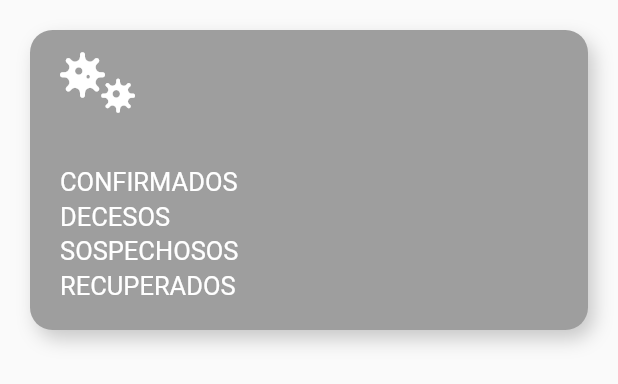
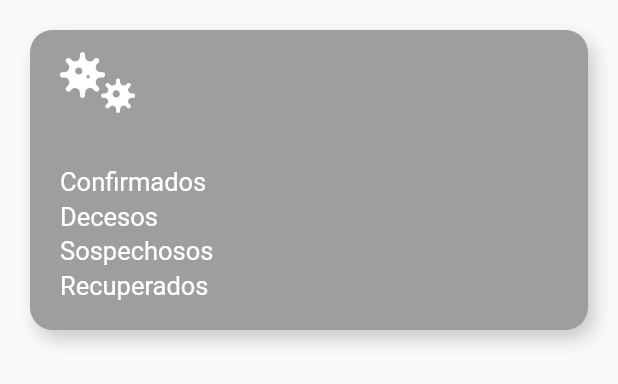
Before and after one commit to MAGIN1104/COV-19, a Flutter app: the Boton widget shown alone on an empty page, opened directly with empty values, on a phone screen of 412 x 824 dp. Shown: the top 384 px of the screen. Run offline on Flutter 3.47's test engine with Material 2 defaults, Android fonts, the phone set to English and light mode, and no system bars; our stand-ins replace font_awesome_flutter; missing offline and left inert: dataclass; network calls fail.

Commit message:
CorreccionesFinales_letras

```diff
--- a/lib/src/widgets/covidDepartament-widgets/boton.dart
+++ b/lib/src/widgets/covidDepartament-widgets/boton.dart
@@ -43,7 +43,7 @@ class Boton extends StatelessWidget {
               mainAxisAlignment: MainAxisAlignment.center,
               children: <Widget>[
                 SizedBox(width: 40,),
-                Expanded(child: Text('CONFIRMADOS', style: TextStyle(color: Colors.white, fontSize: 17.0, ),)),
+                Expanded(child: Text('Confirmados', style: TextStyle(color: Colors.white, fontSize: 17.0, ),)),
                 Expanded(child: Text(confirmados, style: TextStyle(color: Colors.white, fontSize: 20.0, fontWeight: FontWeight.bold),)),
               ],
             ),
@@ -51,7 +51,7 @@ class Boton extends StatelessWidget {
               mainAxisAlignment: MainAxisAlignment.center,
               children: <Widget>[
                 SizedBox(width: 40,),
-                Expanded(child: Text('DECESOS', style: TextStyle(color: Colors.white, fontSize: 17.0, ),)),
+                Expanded(child: Text('Decesos', style: TextStyle(color: Colors.white, fontSize: 17.0, ),)),
                 Expanded(child: Text(decesos, style: TextStyle(color: Colors.white, fontSize: 20.0, fontWeight: FontWeight.bold),)),
               ],
             ),
@@ -59,7 +59,7 @@ class Boton extends StatelessWidget {
               mainAxisAlignment: MainAxisAlignment.center,
               children: <Widget>[
                 SizedBox(width: 40,),
-                Expanded(child: Text('SOSPECHOSOS', style: TextStyle(color: Colors.white, fontSize: 17.0, ),)),
+                Expanded(child: Text('Sospechosos', style: TextStyle(color: Colors.white, fontSize: 17.0, ),)),
                 Expanded(child: Text(sospechosos, style: TextStyle(color: Colors.white, fontSize: 20.0, fontWeight: FontWeight.bold),)),
               ],
             ),
@@ -67,7 +67,7 @@ class Boton extends StatelessWidget {
               mainAxisAlignment: MainAxisAlignment.center,
               children: <Widget>[
                 SizedBox(width: 40,),
-                Expanded(child: Text('RECUPERADOS', style: TextStyle(color: Colors.white, fontSize: 17.0, ),)),
+                Expanded(child: Text('Recuperados', style: TextStyle(color: Colors.white, fontSize: 17.0, ),)),
                 Expanded(child: Text(recuperados, style: TextStyle(color: Colors.white, fontSize: 20.0, fontWeight: FontWeight.bold),)),
               ],
             )
```
